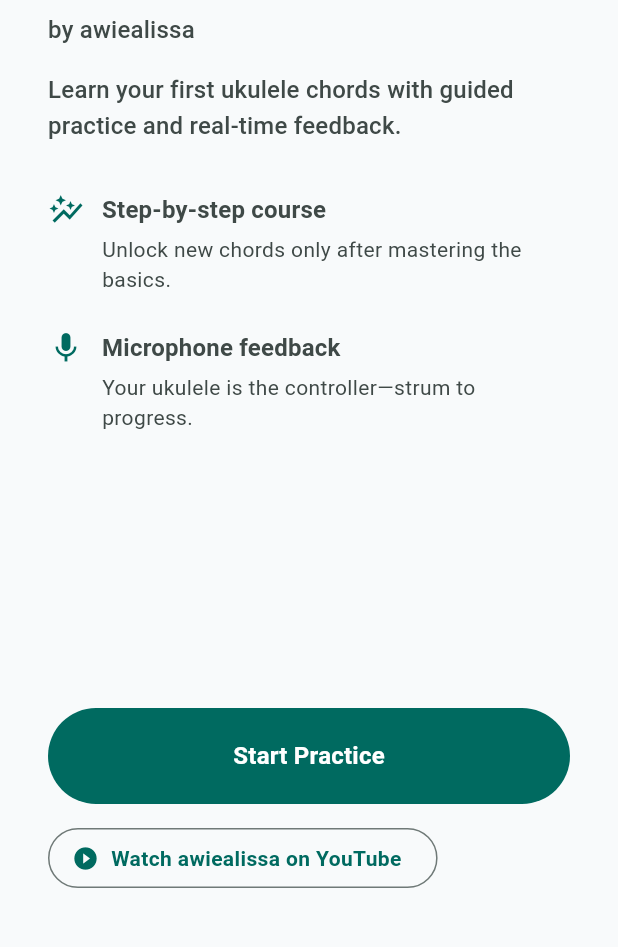
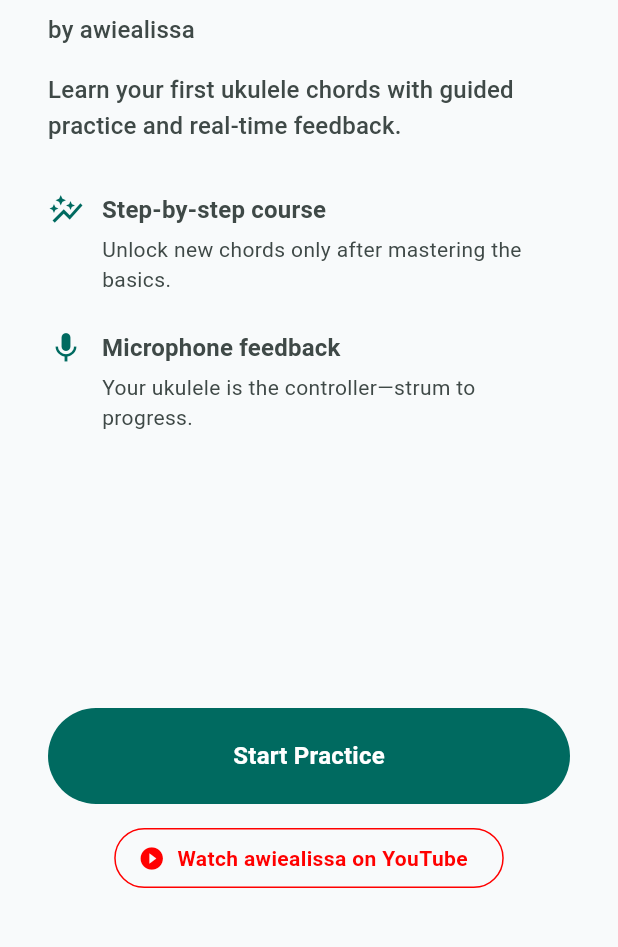
Before and after one commit to SleyAI/Ukitar, a Flutter app: the screen it shows after launch, on a phone screen of 412 x 824 dp, the part 234-1181 px from its top. Run offline on Flutter 3.47's test engine with Material 3 defaults, Android fonts, the phone set to English and light mode, and no system bars; our stand-ins replace permission_handler; missing offline and left inert: dart:html, flutter_fft.

Commit message:
Center YouTube button and apply branding color

```diff
--- a/lib/screens/home_screen.dart
+++ b/lib/screens/home_screen.dart
@@ -2,6 +2,8 @@ import 'package:flutter/material.dart';
 import 'package:ukitar/utils/url_opener.dart';
 
 import 'practice_screen.dart';
+
+const Color _youtubeRed = Color(0xFFFF0000);
 
 class HomeScreen extends StatelessWidget {
   const HomeScreen({super.key});
@@ -68,15 +70,14 @@ class HomeScreen extends StatelessWidget {
               ),
             ),
             const SizedBox(height: 12),
-            Align(
-              alignment: Alignment.centerLeft,
+            Center(
               child: OutlinedButton.icon(
                 onPressed: () => _openYoutubeChannel(context),
-
                 icon: const Icon(Icons.play_circle_fill),
                 label: const Text('Watch awiealissa on YouTube'),
                 style: OutlinedButton.styleFrom(
-                  foregroundColor: theme.colorScheme.primary,
+                  foregroundColor: _youtubeRed,
+                  side: const BorderSide(color: _youtubeRed),
                   textStyle: theme.textTheme.bodyMedium?.copyWith(
                     fontWeight: FontWeight.w600,
                   ),
```
